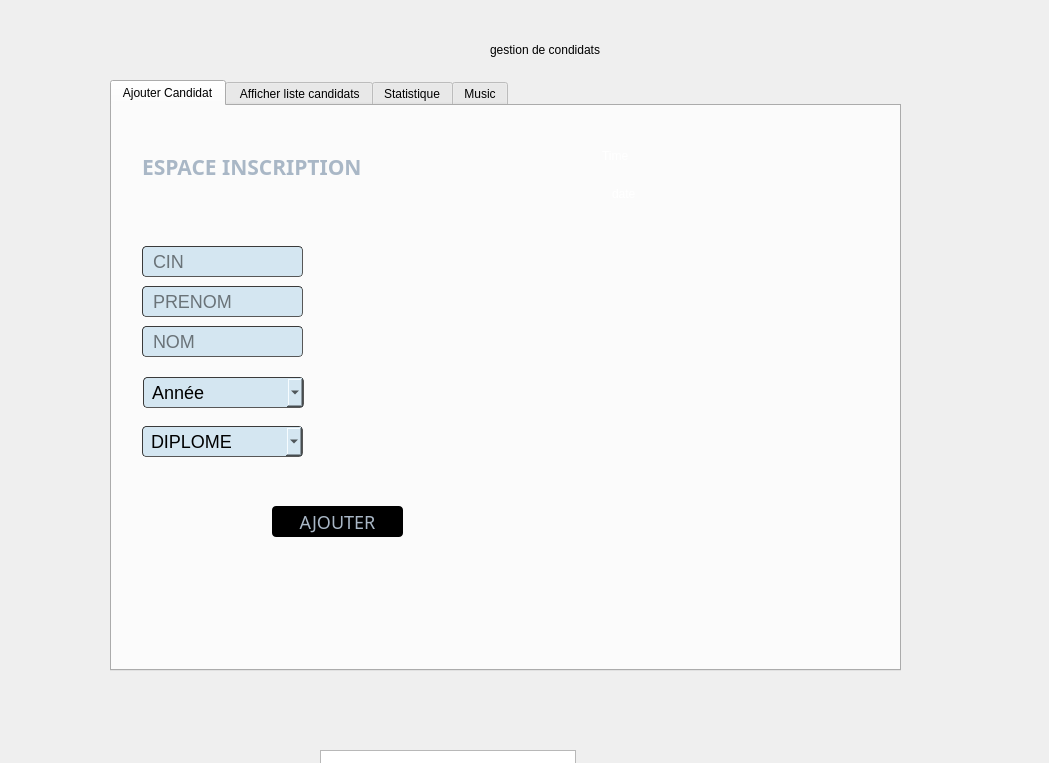
Above: gestioninscription.ui from rym2000/Smart_recruiting_center_2A16 before the change. Below: the same form after it.
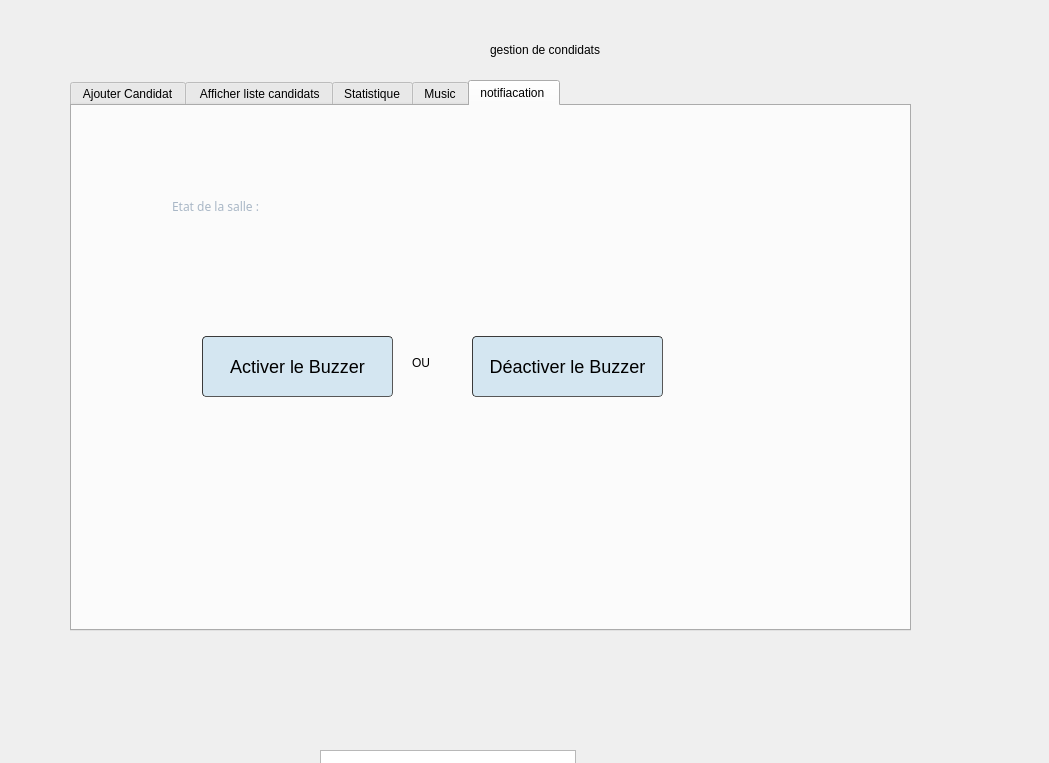
That is the form after the change. Icons and pictures are not drawn. Custom widgets are drawn as their Qt base class.

```diff
--- a/gestioninscription.ui
+++ b/gestioninscription.ui
@@ -19,17 +19,17 @@
   <widget class="QTabWidget" name="tabWidget">
    <property name="geometry">
     <rect>
-     <x>110</x>
+     <x>70</x>
      <y>80</y>
-     <width>791</width>
-     <height>591</height>
+     <width>841</width>
+     <height>551</height>
     </rect>
    </property>
    <property name="styleSheet">
     <string notr="true"/>
    </property>
    <property name="currentIndex">
-    <number>0</number>
+    <number>4</number>
    </property>
    <widget class="QWidget" name="tab">
     <attribute name="title">
@@ -39,11 +39,14 @@
      <property name="geometry">
       <rect>
        <x>-10</x>
-       <y>-20</y>
-       <width>821</width>
-       <height>541</height>
+       <y>0</y>
+       <width>741</width>
+       <height>521</height>
       </rect>
      </property>
+     <property name="styleSheet">
+      <string notr="true"/>
+     </property>
      <property name="text">
       <string/>
      </property>
@@ -1011,6 +1014,106 @@
      </widget>
     </widget>
    </widget>
+   <widget class="QWidget" name="tab_5">
+    <attribute name="title">
+     <string>notifiacation </string>
+    </attribute>
+    <widget class="QLabel" name="label_3">
+     <property name="geometry">
+      <rect>
+       <x>100</x>
+       <y>80</y>
+       <width>191</width>
+       <height>41</height>
+      </rect>
+     </property>
+     <property name="styleSheet">
+      <string notr="true">font-family : century gothic;
+font_size : 30px;
+color : #a9b7c6;
+text-align: center;</string>
+     </property>
+     <property name="text">
+      <string>Etat de la salle :</string>
+     </property>
+    </widget>
+    <widget class="QLabel" name="label_7">
+     <property name="geometry">
+      <rect>
+       <x>200</x>
+       <y>80</y>
+       <width>621</width>
+       <height>41</height>
+      </rect>
+     </property>
+     <property name="text">
+      <string/>
+     </property>
+    </widget>
+    <widget class="QPushButton" name="pushButton">
+     <property name="geometry">
+      <rect>
+       <x>130</x>
+       <y>230</y>
+       <width>191</width>
+       <height>61</height>
+      </rect>
+     </property>
+     <property name="styleSheet">
+      <string notr="true">border-width: 1px; border-radius: 4px;
+font-size: 18px;
+	border-color: rgb(58, 58, 58);
+	border-style: inset;
+	padding: 0 8px;
+	color:  #000000 ;
+	background: #d4e6f1 ;
+	selection-background-color:#007b50;
+	selection-color: #FFFFFF
+;</string>
+     </property>
+     <property name="text">
+      <string>Activer le Buzzer</string>
+     </property>
+    </widget>
+    <widget class="QPushButton" name="pushButton_3">
+     <property name="geometry">
+      <rect>
+       <x>400</x>
+       <y>230</y>
+       <width>191</width>
+       <height>61</height>
+      </rect>
+     </property>
+     <property name="styleSheet">
+      <string notr="true">border-width: 1px; border-radius: 4px;
+font-size: 18px;
+	border-color: rgb(58, 58, 58);
+	border-style: inset;
+	padding: 0 8px;
+	color:  #000000 ;
+	background: #d4e6f1 ;
+	selection-background-color:#007b50;
+	selection-color: #FFFFFF
+;</string>
+     </property>
+     <property name="text">
+      <string>Déactiver le Buzzer</string>
+     </property>
+    </widget>
+    <widget class="QLabel" name="label_6">
+     <property name="geometry">
+      <rect>
+       <x>340</x>
+       <y>250</y>
+       <width>47</width>
+       <height>14</height>
+      </rect>
+     </property>
+     <property name="text">
+      <string>OU</string>
+     </property>
+    </widget>
+   </widget>
   </widget>
   <widget class="QLabel" name="label">
    <property name="geometry">
```
Left out of the diff: 7 changed lines with no effect on the pictures.
